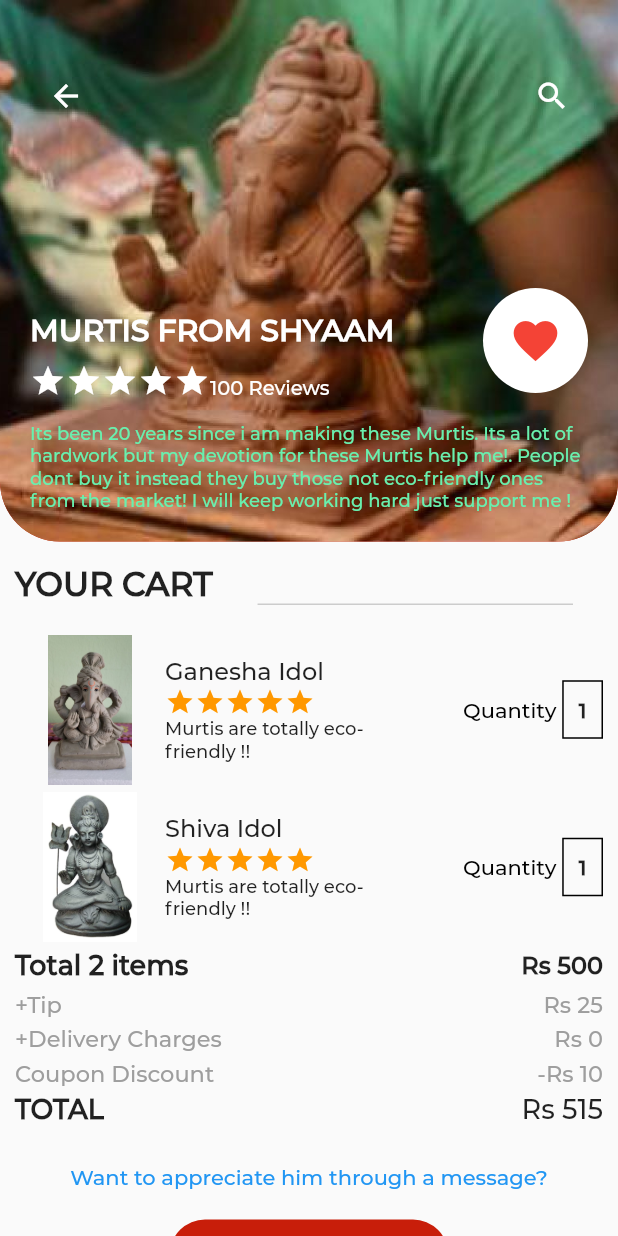
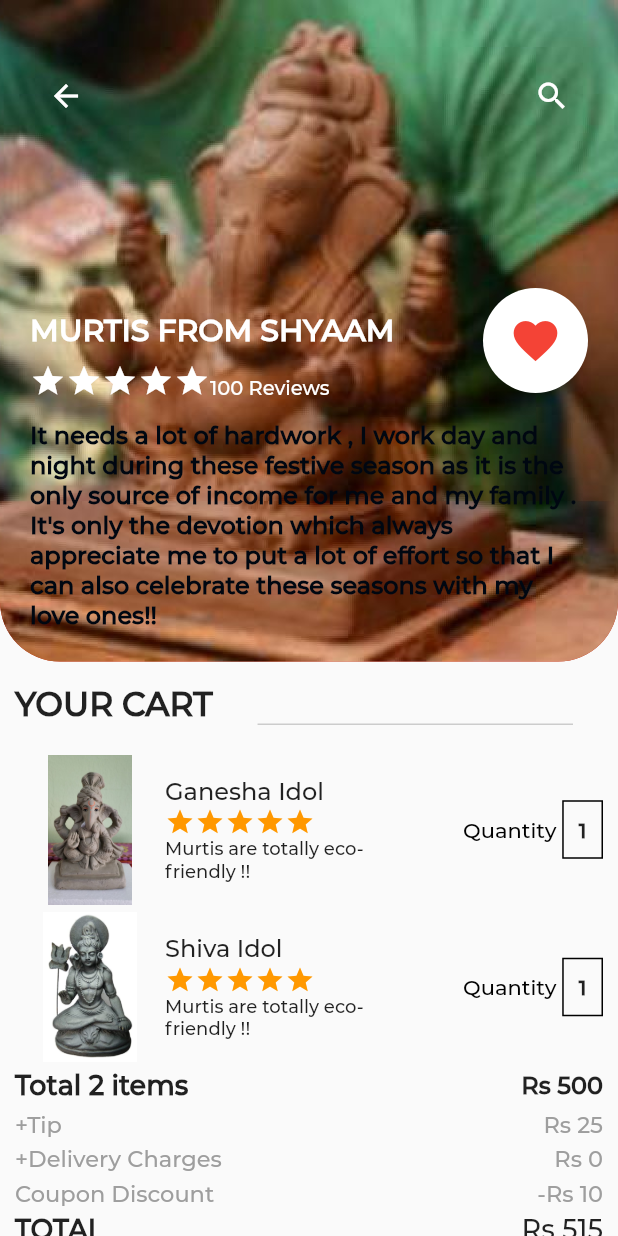
Before and after one commit to ShreyaSinha2610/Loc_fest, a Flutter app: the cartPage screen opened directly, on a phone screen of 412 x 824 dp. Run offline on Flutter 3.47's test engine with Material 2 defaults, Android fonts, the phone set to English and light mode, and no system bars.

Commit message:
new commit

```diff
--- a/lib/CartPage.dart
+++ b/lib/CartPage.dart
@@ -99,9 +99,10 @@ class _cartPageState extends State<cartPage> {
                       ],
                     ),
                     SizedBox(height: 15,),
-                    Text("Its been 20 years since i am making these Murtis. Its a lot of hardwork but my devotion for these Murtis help me!. People dont buy it instead they buy those not eco-friendly ones from the market! I will keep working hard just support me !", style: TextStyle(
-                      color: Colors.greenAccent,
-                      fontSize: 12,
+                    Text("It needs a lot of hardwork , I work day and night during these festive season as it is the only source of income for me and my family . It's only the devotion which always appreciate me to put a lot of effort so that I can also celebrate these seasons with my love ones!!", style: TextStyle(
+                      color: blue,
+                      fontSize: 16,
+                      fontWeight: FontWeight.w700,
                     ),)
 
                   ],
```
